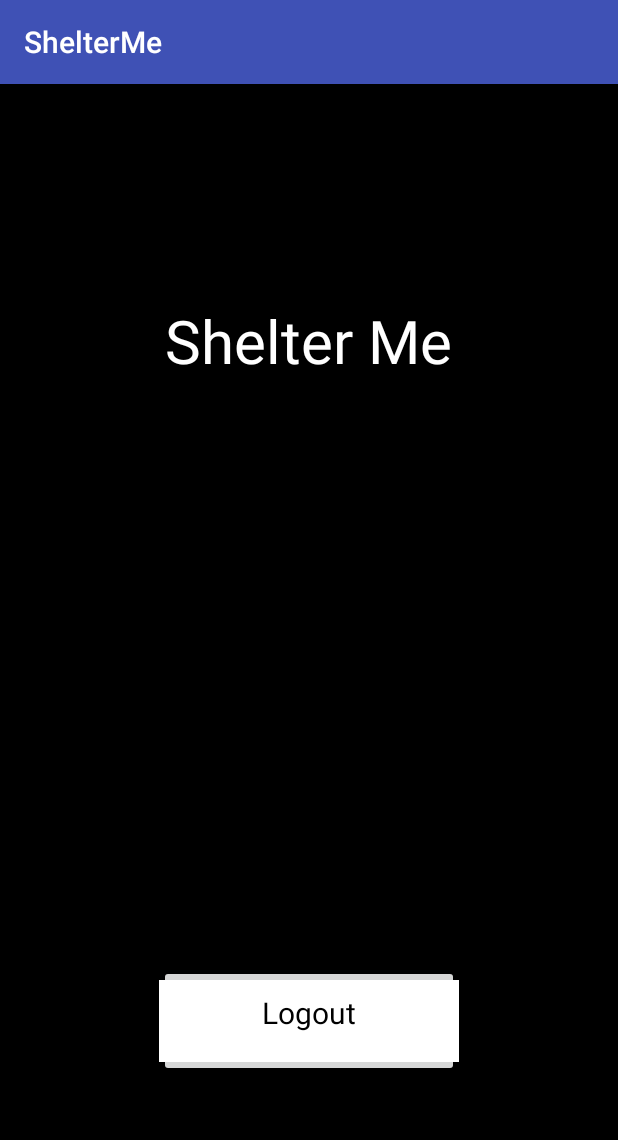
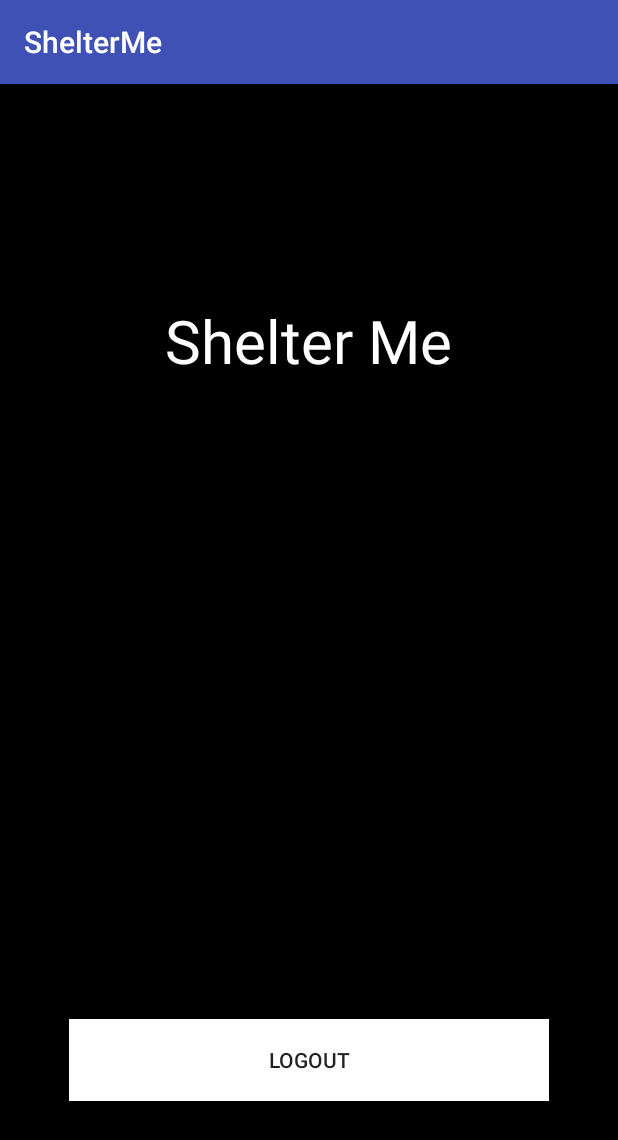
Before and after one commit to VicerExciser/ShelterMe, an Android app: the HomePage screen opened directly, with no data from a screen before it, on a phone screen of 412 x 824 dp. Shown: the top 1140 px of the screen. Run offline under Robolectric (Android 15) with nearby library versions, the phone set to English and light mode, and no system bars.

Commit message:
button text

```diff
--- a/app/src/main/java/edu/gatech/cs2340/shelterme/HomePage.java
+++ b/app/src/main/java/edu/gatech/cs2340/shelterme/HomePage.java
@@ -3,7 +3,7 @@ package edu.gatech.cs2340.shelterme;
 import android.support.v7.app.AppCompatActivity;
 import android.os.Bundle;
 import android.view.View;
-import android.widget.ImageButton;
+import android.widget.Button;
 
 public class HomePage extends AppCompatActivity {
 
@@ -11,7 +11,7 @@ public class HomePage extends AppCompatActivity {
     protected void onCreate(Bundle savedInstanceState) {
         super.onCreate(savedInstanceState);
         setContentView(R.layout.activity_home_page);
-        ImageButton logout = findViewById(R.id.logoutbutton);
+        Button logout = findViewById(R.id.logoutbutton);
         logout.setOnClickListener(new View.OnClickListener() {
             public void onClick(View view) {
                 android.content.Intent myIntent1 = new android.content.Intent(view.getContext(), MainActivity.class);
--- a/app/src/main/res/layout/activity_home_page.xml
+++ b/app/src/main/res/layout/activity_home_page.xml
@@ -13,37 +13,6 @@
         android:background="#000000"
         tools:layout_editor_absoluteY="8dp">
 
-        <ImageButton
-            android:id="@+id/logoutbutton"
-            android:layout_width="200dp"
-            android:layout_height="wrap_content"
-            android:layout_alignParentBottom="true"
-            android:layout_centerHorizontal="true"
-            android:layout_marginBottom="106dp"
-            android:tint="#FFFFFF"
-            app:layout_constraintBottom_toBottomOf="parent"
-            app:layout_constraintStart_toStartOf="parent"
-            app:layout_constraintTop_toTopOf="parent"
-            app:layout_constraintVertical_bias="0.494"
-            app:srcCompat="@android:drawable/bottom_bar" />
-
-        <TextView
-            android:id="@+id/logout"
-            android:layout_width="wrap_content"
-            android:layout_height="wrap_content"
-            android:layout_alignTop="@+id/logoutbutton"
-            android:layout_centerHorizontal="true"
-            android:layout_marginTop="18dp"
-            android:text="Logout"
-            android:textColor="#000000"
-            android:textSize="20sp"
-            app:layout_constraintBottom_toBottomOf="parent"
-            app:layout_constraintEnd_toStartOf="@+id/logoutbutton"
-            app:layout_constraintHorizontal_bias="0.0"
-            app:layout_constraintStart_toStartOf="parent"
-            app:layout_constraintTop_toTopOf="parent"
-            app:layout_constraintVertical_bias="0.0" />
-
         <TextView
             android:id="@+id/logo"
             android:layout_width="wrap_content"
@@ -57,5 +26,16 @@
             app:layout_constraintBottom_toBottomOf="parent"
             app:layout_constraintEnd_toEndOf="parent"
             app:layout_constraintStart_toStartOf="parent" />
+
+        <Button
+            android:id="@+id/logoutbutton"
+            android:layout_width="wrap_content"
+            android:layout_height="wrap_content"
+            android:layout_alignParentBottom="true"
+            android:layout_centerHorizontal="true"
+            android:layout_marginBottom="90dp"
+            android:background="@android:drawable/bottom_bar"
+            android:backgroundTint="#FFFFFF"
+            android:text="Logout" />
     </RelativeLayout>
 </android.support.constraint.ConstraintLayout>
```
